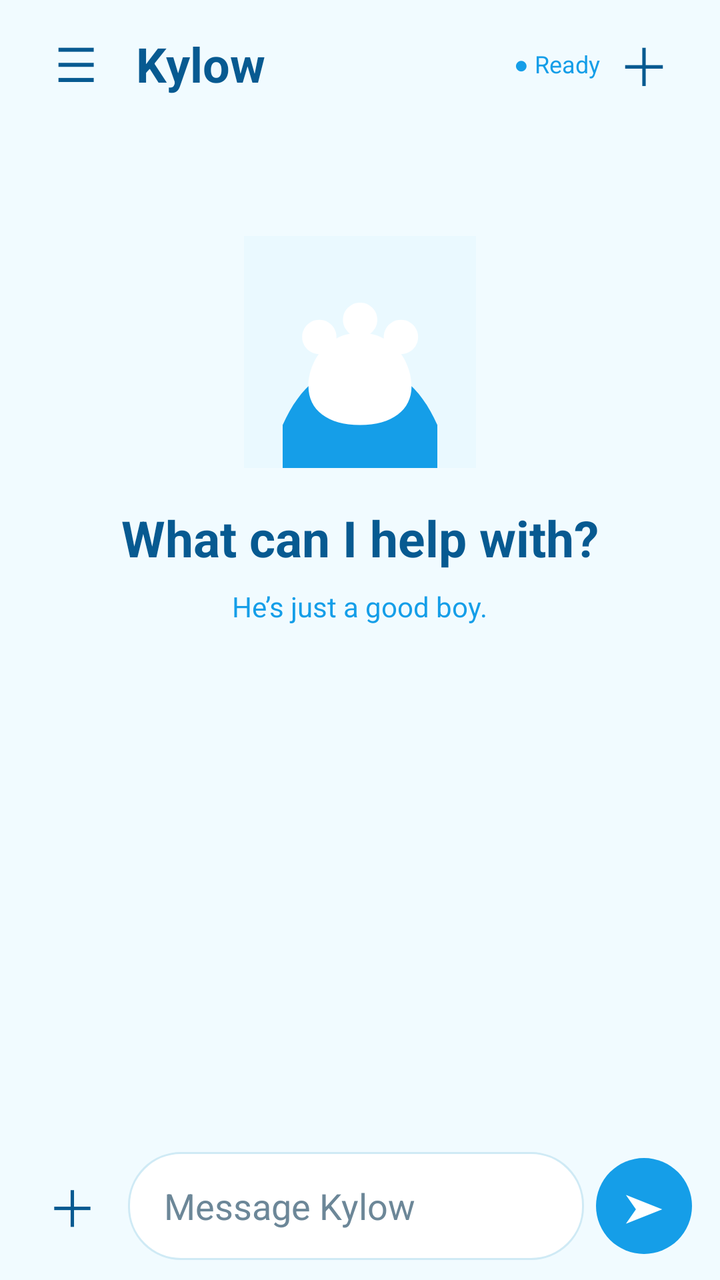
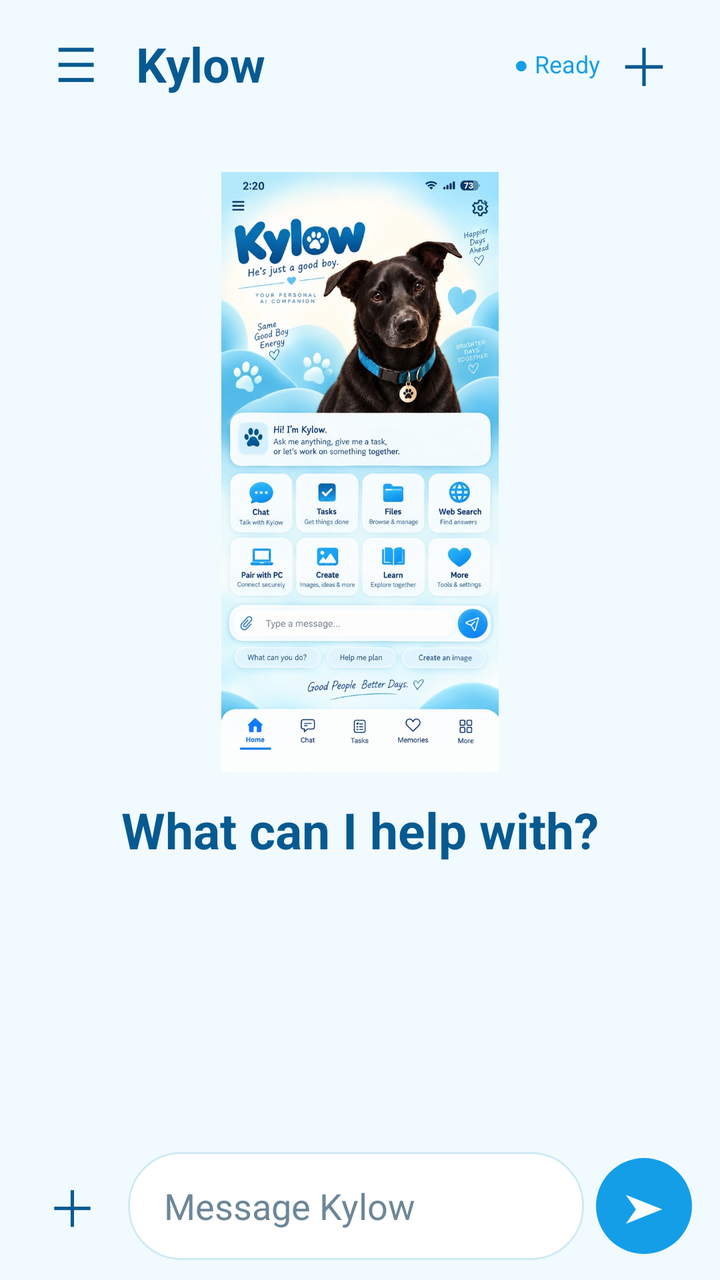

An Android layout rendered at two revisions. The XML below is the earlier revision; the diff shows what the commit changed to produce the second picture.
<!-- AndroidManifest.xml: application theme Theme.Kylow -->
<!-- res/layout/activity_main.xml -->
<LinearLayout xmlns:android="http://schemas.android.com/apk/res/android" android:id="@+id/rootLayout" android:layout_width="match_parent" android:layout_height="match_parent" android:orientation="vertical" android:background="@color/kylow_soft">
<LinearLayout android:layout_width="match_parent" android:layout_height="64dp" android:gravity="center_vertical" android:paddingHorizontal="16dp"><TextView android:id="@+id/menuButton" android:layout_width="44dp" android:layout_height="44dp" android:gravity="center" android:text="☰" android:textSize="24sp" android:textColor="@color/kylow_ink"/><TextView android:layout_width="0dp" android:layout_height="wrap_content" android:layout_weight="1" android:text="Kylow" android:textSize="24sp" android:textStyle="bold" android:textColor="@color/kylow_ink" android:paddingStart="8dp"/><TextView android:id="@+id/status" android:layout_width="wrap_content" android:layout_height="wrap_content" android:text="● Ready" android:textSize="12sp" android:textColor="@color/kylow_blue"/><TextView android:id="@+id/newChatButton" android:layout_width="44dp" android:layout_height="44dp" android:gravity="center" android:text="＋" android:textSize="26sp" android:textColor="@color/kylow_ink"/></LinearLayout>
<ScrollView android:id="@+id/chatScroll" android:layout_width="match_parent" android:layout_height="0dp" android:layout_weight="1" android:fillViewport="true"><LinearLayout android:layout_width="match_parent" android:layout_height="wrap_content" android:minHeight="400dp" android:orientation="vertical" android:paddingHorizontal="20dp"><LinearLayout android:id="@+id/welcomePanel" android:layout_width="match_parent" android:layout_height="wrap_content" android:gravity="center" android:orientation="vertical" android:paddingTop="54dp"><ImageView android:layout_width="116dp" android:layout_height="116dp" android:src="@drawable/kylow_brand_mark" android:contentDescription="Kylow"/><TextView android:layout_width="wrap_content" android:layout_height="wrap_content" android:text="What can I help with?" android:textSize="25sp" android:textStyle="bold" android:textColor="@color/kylow_ink" android:layout_marginTop="18dp"/><TextView android:layout_width="wrap_content" android:layout_height="wrap_content" android:text="He’s just a good boy." android:textSize="14sp" android:textColor="@color/kylow_blue" android:layout_marginTop="8dp"/></LinearLayout><TextView android:id="@+id/chatText" android:layout_width="match_parent" android:layout_height="wrap_content" android:paddingTop="18dp" android:paddingBottom="18dp" android:textColor="@color/kylow_ink" android:textSize="17sp" android:lineSpacingExtra="6dp"/></LinearLayout></ScrollView>
<LinearLayout android:id="@+id/toolBar" android:layout_width="match_parent" android:layout_height="wrap_content" android:visibility="gone" android:orientation="horizontal" android:paddingHorizontal="16dp" android:paddingBottom="8dp"><Button android:id="@+id/filesButton" android:layout_width="0dp" android:layout_height="44dp" android:layout_weight="1" android:text="Files" android:textAllCaps="false"/><Button android:id="@+id/webButton" android:layout_width="0dp" android:layout_height="44dp" android:layout_weight="1" android:text="Web" android:textAllCaps="false"/><Button android:id="@+id/tasksButton" android:layout_width="0dp" android:layout_height="44dp" android:layout_weight="1" android:text="Tasks" android:textAllCaps="false"/></LinearLayout>
<LinearLayout android:layout_width="match_parent" android:layout_height="wrap_content" android:gravity="center_vertical" android:paddingHorizontal="14dp" android:paddingTop="8dp" android:paddingBottom="10dp"><TextView android:id="@+id/toolsButton" android:layout_width="44dp" android:layout_height="52dp" android:gravity="center" android:text="＋" android:textSize="25sp" android:textColor="@color/kylow_ink"/><EditText android:id="@+id/messageInput" android:layout_width="0dp" android:layout_height="wrap_content" android:minHeight="54dp" android:maxHeight="150dp" android:layout_weight="1" android:layout_marginHorizontal="6dp" android:hint="Message Kylow" android:textColor="@color/kylow_ink" android:textColorHint="@color/kylow_muted" android:background="@drawable/kylow_composer" android:gravity="center_vertical|start" android:inputType="textCapSentences|textMultiLine" android:paddingHorizontal="18dp" android:paddingVertical="12dp" android:scrollbars="vertical"/><TextView android:id="@+id/sendButton" android:layout_width="48dp" android:layout_height="48dp" android:gravity="center" android:background="@drawable/kylow_send" android:text="➤" android:textSize="20sp" android:textColor="@color/kylow_white"/></LinearLayout>
</LinearLayout>
<!-- resources referenced by this layout -->
<resources>
  <color name="kylow_blue">#159EE8</color>
  <color name="kylow_ink">#075A91</color>
  <color name="kylow_muted">#6C8798</color>
  <color name="kylow_soft">#F1FBFF</color>
  <color name="kylow_white">#FFFFFF</color>
  <!-- drawable kylow_brand_mark (drawable) -->
  <vector xmlns:android="http://schemas.android.com/apk/res/android" android:width="108dp" android:height="108dp" android:viewportWidth="108" android:viewportHeight="108"><path android:fillColor="#EAF9FF" android:pathData="M0,0h108v108h-108z"/><path android:fillColor="#159EE8" android:pathData="M18,88c8,-18 20,-28 36,-28s28,10 36,28v20h-72z"/><path android:fillColor="#FFFFFF" android:pathData="M35,39a8,8 0,1 0,0.1,0M54,31a8,8 0,1 0,0.1,0M73,39a8,8 0,1 0,0.1,0M54,45c-15,0 -24,13 -24,25 0,11 9,18 24,18s24,-7 24,-18c0,-12 -9,-25 -24,-25z"/></vector>
  <!-- drawable kylow_composer (drawable) -->
  <shape xmlns:android="http://schemas.android.com/apk/res/android" android:shape="rectangle"><solid android:color="@color/kylow_white"/><corners android:radius="26dp"/><stroke android:width="1dp" android:color="@color/kylow_border"/></shape>
  <!-- drawable kylow_send (drawable) -->
  <shape xmlns:android="http://schemas.android.com/apk/res/android" android:shape="oval"><solid android:color="@color/kylow_blue"/></shape>
  <style name="Theme.Kylow" parent="Theme.AppCompat.DayNight.NoActionBar" />
  <color name="kylow_border">#CFEAF5</color>
</resources>

<!-- the commit's change to res/layout/activity_main.xml (unified diff, before → after) -->
@@ -1,6 +1,6 @@
 <LinearLayout xmlns:android="http://schemas.android.com/apk/res/android" android:id="@+id/rootLayout" android:layout_width="match_parent" android:layout_height="match_parent" android:orientation="vertical" android:background="@color/kylow_soft">
 <LinearLayout android:layout_width="match_parent" android:layout_height="64dp" android:gravity="center_vertical" android:paddingHorizontal="16dp"><TextView android:id="@+id/menuButton" android:layout_width="44dp" android:layout_height="44dp" android:gravity="center" android:text="☰" android:textSize="24sp" android:textColor="@color/kylow_ink"/><TextView android:layout_width="0dp" android:layout_height="wrap_content" android:layout_weight="1" android:text="Kylow" android:textSize="24sp" android:textStyle="bold" android:textColor="@color/kylow_ink" android:paddingStart="8dp"/><TextView android:id="@+id/status" android:layout_width="wrap_content" android:layout_height="wrap_content" android:text="● Ready" android:textSize="12sp" android:textColor="@color/kylow_blue"/><TextView android:id="@+id/newChatButton" android:layout_width="44dp" android:layout_height="44dp" android:gravity="center" android:text="＋" android:textSize="26sp" android:textColor="@color/kylow_ink"/></LinearLayout>
-<ScrollView android:id="@+id/chatScroll" android:layout_width="match_parent" android:layout_height="0dp" android:layout_weight="1" android:fillViewport="true"><LinearLayout android:layout_width="match_parent" android:layout_height="wrap_content" android:minHeight="400dp" android:orientation="vertical" android:paddingHorizontal="20dp"><LinearLayout android:id="@+id/welcomePanel" android:layout_width="match_parent" android:layout_height="wrap_content" android:gravity="center" android:orientation="vertical" android:paddingTop="54dp"><ImageView android:layout_width="116dp" android:layout_height="116dp" android:src="@drawable/kylow_brand_mark" android:contentDescription="Kylow"/><TextView android:layout_width="wrap_content" android:layout_height="wrap_content" android:text="What can I help with?" android:textSize="25sp" android:textStyle="bold" android:textColor="@color/kylow_ink" android:layout_marginTop="18dp"/><TextView android:layout_width="wrap_content" android:layout_height="wrap_content" android:text="He’s just a good boy." android:textSize="14sp" android:textColor="@color/kylow_blue" android:layout_marginTop="8dp"/></LinearLayout><TextView android:id="@+id/chatText" android:layout_width="match_parent" android:layout_height="wrap_content" android:paddingTop="18dp" android:paddingBottom="18dp" android:textColor="@color/kylow_ink" android:textSize="17sp" android:lineSpacingExtra="6dp"/></LinearLayout></ScrollView>
+<ScrollView android:id="@+id/chatScroll" android:layout_width="match_parent" android:layout_height="0dp" android:layout_weight="1" android:fillViewport="true"><LinearLayout android:layout_width="match_parent" android:layout_height="wrap_content" android:minHeight="400dp" android:orientation="vertical" android:paddingHorizontal="20dp"><LinearLayout android:id="@+id/welcomePanel" android:layout_width="match_parent" android:layout_height="wrap_content" android:gravity="center" android:orientation="vertical" android:paddingTop="22dp"><ImageView android:layout_width="300dp" android:layout_height="300dp" android:adjustViewBounds="true" android:scaleType="fitCenter" android:src="@drawable/kylow_ui_600" android:contentDescription="Kylow approved welcome artwork"/><TextView android:layout_width="wrap_content" android:layout_height="wrap_content" android:text="What can I help with?" android:textSize="25sp" android:textStyle="bold" android:textColor="@color/kylow_ink" android:layout_marginTop="12dp"/></LinearLayout><TextView android:id="@+id/chatText" android:layout_width="match_parent" android:layout_height="wrap_content" android:paddingTop="18dp" android:paddingBottom="18dp" android:textColor="@color/kylow_ink" android:textSize="17sp" android:lineSpacingExtra="6dp"/></LinearLayout></ScrollView>
 <LinearLayout android:id="@+id/toolBar" android:layout_width="match_parent" android:layout_height="wrap_content" android:visibility="gone" android:orientation="horizontal" android:paddingHorizontal="16dp" android:paddingBottom="8dp"><Button android:id="@+id/filesButton" android:layout_width="0dp" android:layout_height="44dp" android:layout_weight="1" android:text="Files" android:textAllCaps="false"/><Button android:id="@+id/webButton" android:layout_width="0dp" android:layout_height="44dp" android:layout_weight="1" android:text="Web" android:textAllCaps="false"/><Button android:id="@+id/tasksButton" android:layout_width="0dp" android:layout_height="44dp" android:layout_weight="1" android:text="Tasks" android:textAllCaps="false"/></LinearLayout>
 <LinearLayout android:layout_width="match_parent" android:layout_height="wrap_content" android:gravity="center_vertical" android:paddingHorizontal="14dp" android:paddingTop="8dp" android:paddingBottom="10dp"><TextView android:id="@+id/toolsButton" android:layout_width="44dp" android:layout_height="52dp" android:gravity="center" android:text="＋" android:textSize="25sp" android:textColor="@color/kylow_ink"/><EditText android:id="@+id/messageInput" android:layout_width="0dp" android:layout_height="wrap_content" android:minHeight="54dp" android:maxHeight="150dp" android:layout_weight="1" android:layout_marginHorizontal="6dp" android:hint="Message Kylow" android:textColor="@color/kylow_ink" android:textColorHint="@color/kylow_muted" android:background="@drawable/kylow_composer" android:gravity="center_vertical|start" android:inputType="textCapSentences|textMultiLine" android:paddingHorizontal="18dp" android:paddingVertical="12dp" android:scrollbars="vertical"/><TextView android:id="@+id/sendButton" android:layout_width="48dp" android:layout_height="48dp" android:gravity="center" android:background="@drawable/kylow_send" android:text="➤" android:textSize="20sp" android:textColor="@color/kylow_white"/></LinearLayout>
 </LinearLayout>
<!-- resource entries referenced after the edit -->
@@ -5,12 +5,11 @@
   <color name="kylow_muted">#6C8798</color>
   <color name="kylow_soft">#F1FBFF</color>
   <color name="kylow_white">#FFFFFF</color>
-  <!-- drawable kylow_brand_mark (drawable) -->
-  <vector xmlns:android="http://schemas.android.com/apk/res/android" android:width="108dp" android:height="108dp" android:viewportWidth="108" android:viewportHeight="108"><path android:fillColor="#EAF9FF" android:pathData="M0,0h108v108h-108z"/><path android:fillColor="#159EE8" android:pathData="M18,88c8,-18 20,-28 36,-28s28,10 36,28v20h-72z"/><path android:fillColor="#FFFFFF" android:pathData="M35,39a8,8 0,1 0,0.1,0M54,31a8,8 0,1 0,0.1,0M73,39a8,8 0,1 0,0.1,0M54,45c-15,0 -24,13 -24,25 0,11 9,18 24,18s24,-7 24,-18c0,-12 -9,-25 -24,-25z"/></vector>
   <!-- drawable kylow_composer (drawable) -->
   <shape xmlns:android="http://schemas.android.com/apk/res/android" android:shape="rectangle"><solid android:color="@color/kylow_white"/><corners android:radius="26dp"/><stroke android:width="1dp" android:color="@color/kylow_border"/></shape>
   <!-- drawable kylow_send (drawable) -->
   <shape xmlns:android="http://schemas.android.com/apk/res/android" android:shape="oval"><solid android:color="@color/kylow_blue"/></shape>
+  <!-- drawable kylow_ui_600: jpg bitmap (drawable-nodpi, 156897 bytes) -->
   <style name="Theme.Kylow" parent="Theme.AppCompat.DayNight.NoActionBar" />
   <color name="kylow_border">#CFEAF5</color>
 </resources>
